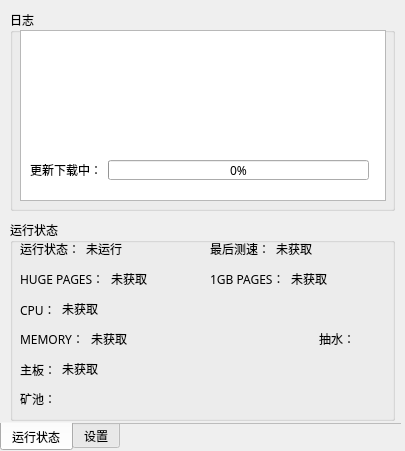
The window that UI/main.ui (sunyuting83/XMRig-Watchodg) describes before a commit, drawn with Qt 5.
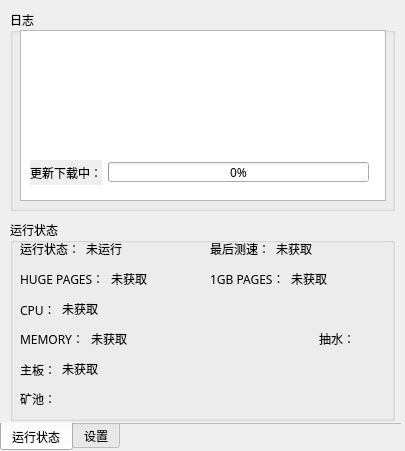
The same window after the commit. Icons and pictures are not drawn.

```diff
--- a/UI/main.ui
+++ b/UI/main.ui
@@ -87,9 +87,27 @@
            <verstretch>0</verstretch>
           </sizepolicy>
          </property>
+         <property name="minimumSize">
+          <size>
+           <width>72</width>
+           <height>25</height>
+          </size>
+         </property>
+         <property name="maximumSize">
+          <size>
+           <width>72</width>
+           <height>25</height>
+          </size>
+         </property>
+         <property name="autoFillBackground">
+          <bool>true</bool>
+         </property>
          <property name="text">
           <string>更新下载中：</string>
          </property>
+         <property name="textFormat">
+          <enum>Qt::PlainText</enum>
+         </property>
         </widget>
        </item>
        <item>
```
